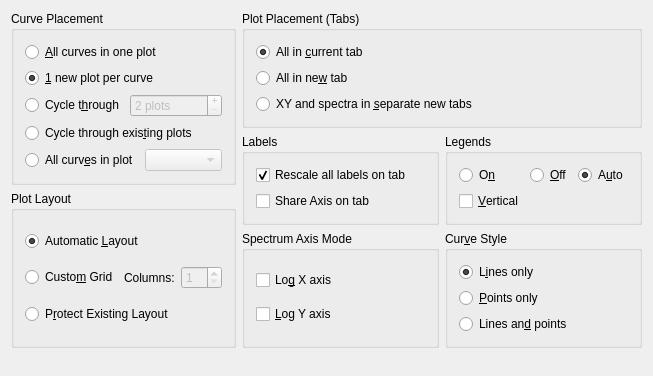
Kst-plot/kst, file src/libkstapp/datawizardpageplot.ui: the form before one commit.
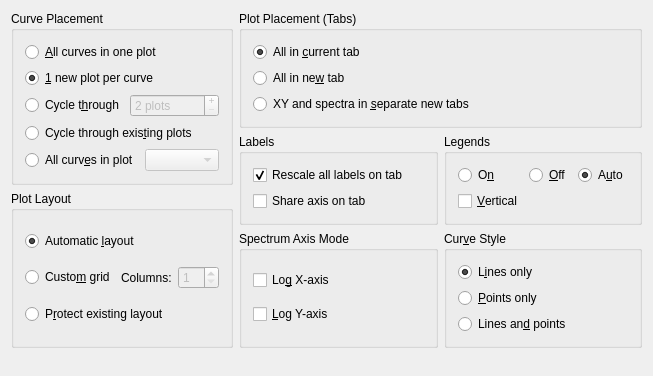
The form after the commit. Custom widgets are drawn as their Qt base class.

Diff of the .ui file:
```diff
--- a/src/libkstapp/datawizardpageplot.ui
+++ b/src/libkstapp/datawizardpageplot.ui
@@ -149,7 +149,7 @@
       <item row="0" column="0" colspan="2">
        <widget class="QRadioButton" name="_autoLayout">
         <property name="text">
-         <string>Automatic &amp;Layout</string>
+         <string>Automatic &amp;layout</string>
         </property>
         <property name="checked">
          <bool>true</bool>
@@ -159,7 +159,7 @@
       <item row="1" column="0">
        <widget class="QRadioButton" name="_customGrid">
         <property name="text">
-         <string>Custo&amp;m Grid</string>
+         <string>Custo&amp;m grid</string>
         </property>
        </widget>
       </item>
@@ -190,7 +190,7 @@
       <item row="2" column="0" colspan="2">
        <widget class="QRadioButton" name="_protectLayout">
         <property name="text">
-         <string>P&amp;rotect Existing Layout</string>
+         <string>P&amp;rotect existing layout</string>
         </property>
        </widget>
       </item>
@@ -216,7 +216,7 @@
       <item row="1" column="0">
        <widget class="QCheckBox" name="_shareAxis">
         <property name="text">
-         <string>Share Axis on tab</string>
+         <string>Share axis on tab</string>
         </property>
        </widget>
       </item>
@@ -265,14 +265,14 @@
       <item>
        <widget class="QCheckBox" name="_psdLogX">
         <property name="text">
-         <string>Lo&amp;g X axis</string>
+         <string>Lo&amp;g X-axis</string>
         </property>
        </widget>
       </item>
       <item>
        <widget class="QCheckBox" name="_psdLogY">
         <property name="text">
-         <string>&amp;Log Y axis</string>
+         <string>&amp;Log Y-axis</string>
         </property>
        </widget>
       </item>
```
